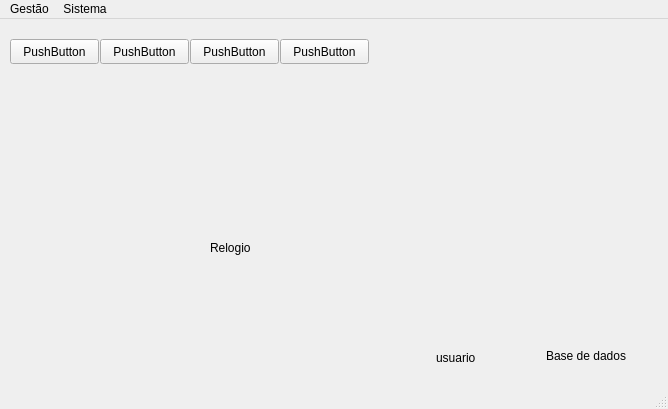
ustop0/TCC, file frm_principal.ui: the form before one commit.
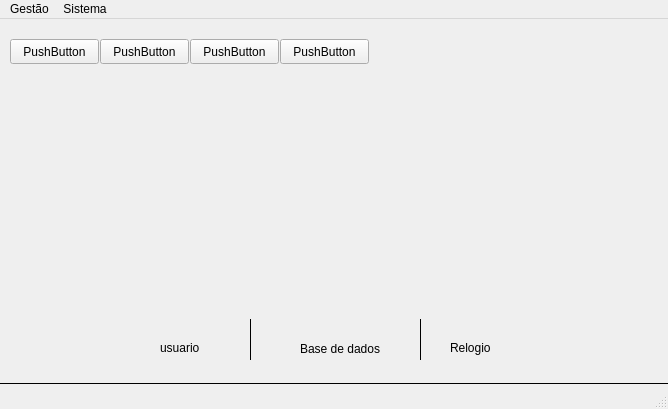
The form after the commit.

The edit to the form file:
```diff
--- a/frm_principal.ui
+++ b/frm_principal.ui
@@ -69,8 +69,8 @@
    <widget class="QLabel" name="lb_base_dados">
     <property name="geometry">
      <rect>
-      <x>546</x>
-      <y>327</y>
+      <x>300</x>
+      <y>320</y>
       <width>101</width>
       <height>20</height>
      </rect>
@@ -88,8 +88,8 @@
    <widget class="QLabel" name="lb_nome_usuario">
     <property name="geometry">
      <rect>
-      <x>436</x>
-      <y>330</y>
+      <x>160</x>
+      <y>320</y>
       <width>67</width>
       <height>17</height>
      </rect>
@@ -101,8 +101,8 @@
    <widget class="QLabel" name="lb_relogio">
     <property name="geometry">
      <rect>
-      <x>210</x>
-      <y>220</y>
+      <x>450</x>
+      <y>320</y>
       <width>67</width>
       <height>17</height>
      </rect>
@@ -111,6 +111,63 @@
      <string>Relogio</string>
     </property>
    </widget>
+   <widget class="Line" name="line">
+    <property name="geometry">
+     <rect>
+      <x>-2</x>
+      <y>359</y>
+      <width>700</width>
+      <height>10</height>
+     </rect>
+    </property>
+    <property name="frameShadow">
+     <enum>QFrame::Plain</enum>
+    </property>
+    <property name="lineWidth">
+     <number>0</number>
+    </property>
+    <property name="orientation">
+     <enum>Qt::Horizontal</enum>
+    </property>
+   </widget>
+   <widget class="Line" name="line_2">
+    <property name="geometry">
+     <rect>
+      <x>240</x>
+      <y>300</y>
+      <width>20</width>
+      <height>41</height>
+     </rect>
+    </property>
+    <property name="frameShadow">
+     <enum>QFrame::Plain</enum>
+    </property>
+    <property name="lineWidth">
+     <number>1</number>
+    </property>
+    <property name="orientation">
+     <enum>Qt::Vertical</enum>
+    </property>
+   </widget>
+   <widget class="Line" name="line_3">
+    <property name="geometry">
+     <rect>
+      <x>410</x>
+      <y>300</y>
+      <width>20</width>
+      <height>41</height>
+     </rect>
+    </property>
+    <property name="frameShadow">
+     <enum>QFrame::Plain</enum>
+    </property>
+    <property name="lineWidth">
+     <number>1</number>
+    </property>
+    <property name="orientation">
+     <enum>Qt::Vertical</enum>
+    </property>
+   </widget>
   </widget>
   <widget class="QMenuBar" name="menubar">
    <property name="geometry">
```
